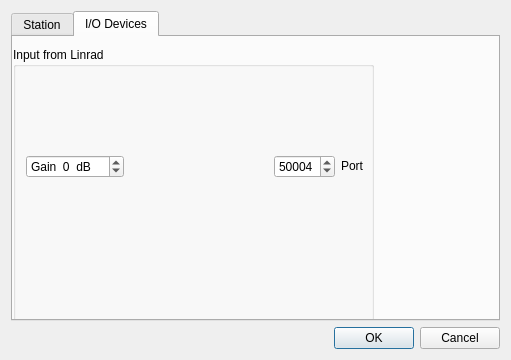
Qt form qmap/devsetup.ui (uaro-radio/wsjtx) before a commit.
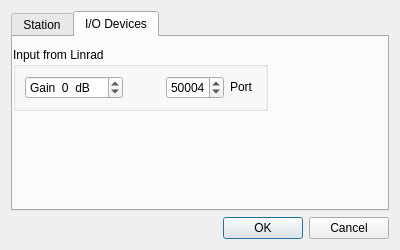
The same form after that commit. The open tabs and pages were chosen to show the change.

Commit message: Some more fine-tuning to qmap ui files.

Diff of the .ui file:
```diff
--- a/qmap/devsetup.ui
+++ b/qmap/devsetup.ui
@@ -6,15 +6,15 @@
    <rect>
     <x>0</x>
     <y>0</y>
-    <width>511</width>
-    <height>360</height>
+    <width>400</width>
+    <height>250</height>
    </rect>
   </property>
   <property name="windowTitle">
    <string>Settings</string>
   </property>
-  <layout class="QVBoxLayout" name="verticalLayout_2">
-   <item>
+  <layout class="QGridLayout" name="gridLayout_2">
+   <item row="0" column="0">
     <widget class="QTabWidget" name="ioTabWidget">
      <property name="currentIndex">
       <number>0</number>
@@ -273,25 +273,24 @@
         <rect>
          <x>0</x>
          <y>10</y>
-         <width>361</width>
-         <height>291</height>
+         <width>255</width>
+         <height>64</height>
         </rect>
        </property>
        <layout class="QVBoxLayout" name="verticalLayout_8">
         <item>
          <widget class="QGroupBox" name="groupBox_2">
+          <property name="sizePolicy">
+           <sizepolicy hsizetype="Preferred" vsizetype="Preferred">
+            <horstretch>0</horstretch>
+            <verstretch>0</verstretch>
+           </sizepolicy>
+          </property>
           <property name="title">
            <string>Input from Linrad</string>
           </property>
-          <widget class="QWidget" name="layoutWidget_3">
-           <property name="geometry">
-            <rect>
-             <x>13</x>
-             <y>14</y>
-             <width>341</width>
-             <height>211</height>
-            </rect>
-           </property>
+          <layout class="QGridLayout" name="gridLayout">
+           <item row="0" column="0">
            <layout class="QVBoxLayout" name="verticalLayout_7">
             <item>
              <layout class="QHBoxLayout" name="horizontalLayout_8">
@@ -380,15 +379,16 @@
              </layout>
             </item>
            </layout>
-          </widget>
-         </widget>
+           </item>
+          </layout>
+         </widget>
         </item>
        </layout>
       </widget>
      </widget>
     </widget>
    </item>
-   <item>
+   <item row="1" column="0">
     <widget class="QDialogButtonBox" name="buttonBox">
      <property name="orientation">
       <enum>Qt::Horizontal</enum>
```
Lines whose indentation alone changed are shown as unchanged. The commit also changes 1 other file.
